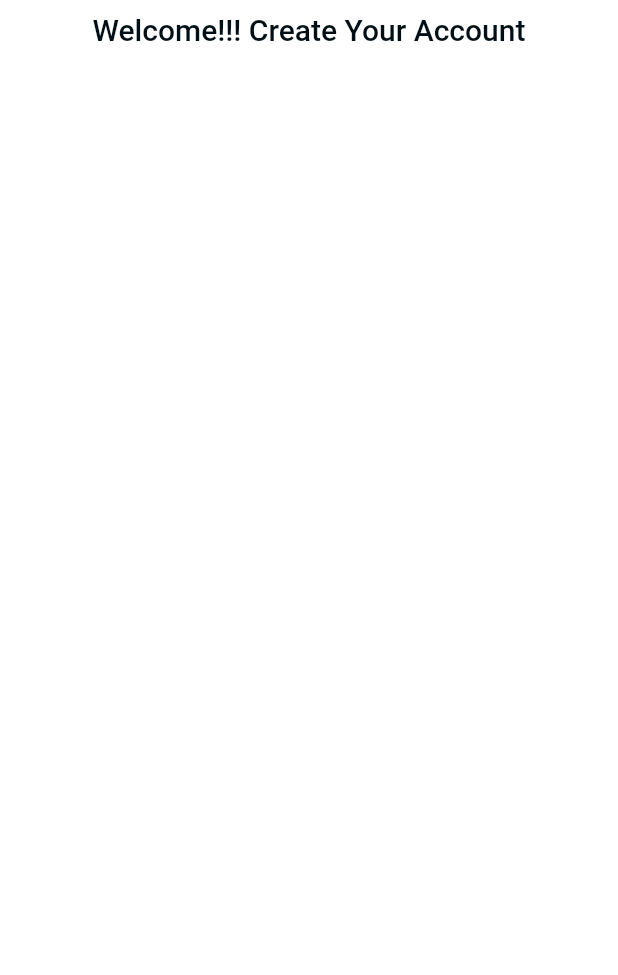
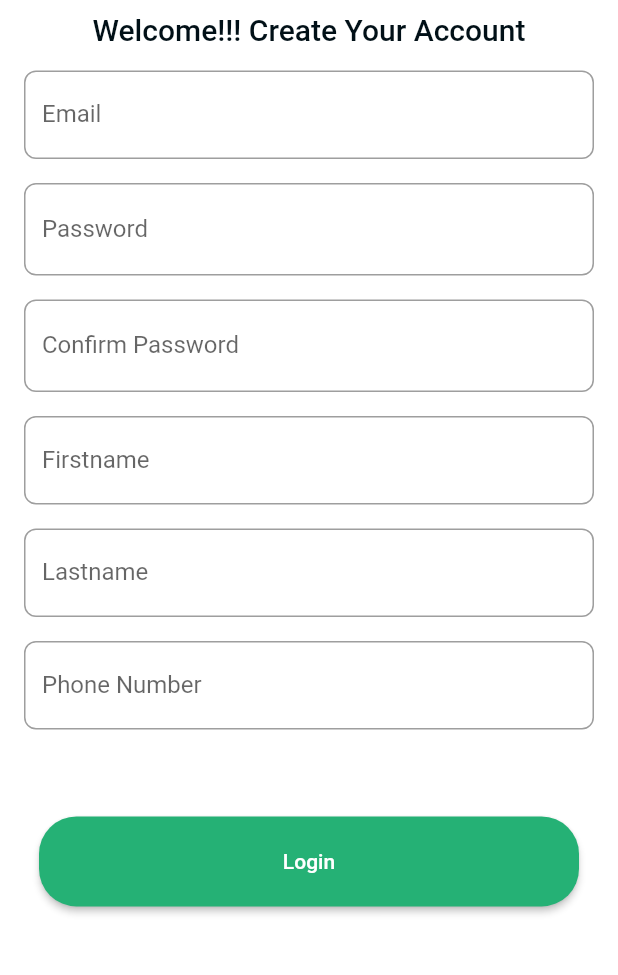
Before and after one commit to ayanfesolution/oxymon_laon_app, a Flutter app: the RegisterPage screen opened directly, on a phone screen of 412 x 824 dp, the part 234-1209 px from its top. Run offline on Flutter 3.47's test engine with Material 2 defaults, Android fonts, the phone set to English and light mode, and no system bars; our stand-ins replace flutter_spinkit, flutter_svg.

Commit message:
complete the register page

```diff
--- a/lib/views/register.dart
+++ b/lib/views/register.dart
@@ -1,5 +1,8 @@
+import 'package:flutter/cupertino.dart';
 import 'package:flutter/material.dart';
 import 'package:oxymon_laon_app/utilities/constants.dart';
+import 'package:oxymon_laon_app/utilities/reusablecustombuttons.dart';
+import 'package:oxymon_laon_app/views/signin.dart';
 
 class RegisterPage extends StatefulWidget {
   const RegisterPage({Key? key}) : super(key: key);
@@ -9,6 +12,7 @@ class RegisterPage extends StatefulWidget {
 }
 
 class _RegisterPageState extends State<RegisterPage> {
+  bool isHidden = true;
   @override
   Widget build(BuildContext context) {
     return Scaffold(
@@ -34,7 +38,121 @@ class _RegisterPageState extends State<RegisterPage> {
           Padding(
             padding: const EdgeInsets.all(8.0),
             child: const Text('Welcome!!! Create Your Account', style: oMainTextBigBoldTextStyle,),
+          ),
+          Padding(
+            padding: const EdgeInsets.only(left: 16, right: 16, top: 8, bottom: 8),
+            child: TextField(
+              decoration: InputDecoration(
+                  border: OutlineInputBorder(
+                    borderRadius: BorderRadius.all(Radius.circular(8)),
+                    borderSide: BorderSide(),
+                  ),
+                  hintText: 'Email',
+                  labelText: 'Email'
+              ),
+            ),
+          ),
+          Padding(
+              padding: const EdgeInsets.only(left: 16, right: 16, top: 8, bottom: 8),
+              child: TextField(
+                obscureText: isHidden,
+                decoration: InputDecoration(
+                    suffix: GestureDetector(
+                        onTap: () async {
+                          setState((){
+                            if (isHidden) {
+                              isHidden = false;
+                            } else {
+                              isHidden = true;
+                            }
+                          });
+                        },
+                        child: Icon((isHidden == false? Icons.remove_red_eye:CupertinoIcons.eye_slash_fill), size: 20,)),
+                    border: const OutlineInputBorder(
+                      borderRadius: BorderRadius.all(Radius.circular(8)),
+                      borderSide: BorderSide(),
+                    ),
+                    hintText: 'Password',
+                    labelText: 'Password'
+                ),
+              ),
+          ),
+          Padding(
+              padding: const EdgeInsets.only(left: 16, right: 16, top: 8, bottom: 8),
+              child: TextField(
+                obscureText: isHidden,
+                decoration: InputDecoration(
+                    suffix: GestureDetector(
+                        onTap: () async {
+                          setState((){
+                            if (isHidden) {
+                              isHidden = false;
+                            } else {
+                              isHidden = true;
+                            }
+                          });
+                        },
+                        child: Icon((isHidden == false? Icons.remove_red_eye:CupertinoIcons.eye_slash_fill), size: 20,)),
+                    border: const OutlineInputBorder(
+                      borderRadius: BorderRadius.all(Radius.circular(8)),
+                      borderSide: BorderSide(),
+                    ),
+                    hintText: 'Confirm Password',
+                    labelText: 'Confirm Password'
+                ),
+              ),
+          ),
+          Padding(
+              padding: const EdgeInsets.only(left: 16, right: 16, top: 8, bottom: 8),
+              child: TextField(
+                decoration: InputDecoration(
+                    border: OutlineInputBorder(
+                      borderRadius: BorderRadius.all(Radius.circular(8)),
+                      borderSide: BorderSide(),
+                    ),
+                    hintText: 'Firstname',
+                    labelText: 'Firstname'
+                ),
+              ),
+          ),
+          Padding(
+              padding: const EdgeInsets.only(left: 16, right: 16, top: 8, bottom: 8),
+              child: TextField(
+                decoration: InputDecoration(
+                    border: OutlineInputBorder(
+                      borderRadius: BorderRadius.all(Radius.circular(8)),
+                      borderSide: BorderSide(),
+                    ),
+                    hintText: 'Lastname',
+                    labelText: 'Lastname'
+                ),
+              ),
+          ),
+          Padding(
+              padding: const EdgeInsets.only(left: 16, right: 16, top: 8, bottom: 8),
+              child: TextField(
+                decoration: InputDecoration(
+                    border: OutlineInputBorder(
+                      borderRadius: BorderRadius.all(Radius.circular(8)),
+                      borderSide: BorderSide(),
+                    ),
+                    hintText: 'Phone Number',
+                    labelText: 'Phone Number'
+                ),
+              ),
+          ),
 
+          const SizedBox(height: 50),
+          Padding(
+            padding: const EdgeInsets.only(left: 26, right: 26),
+            child: OCustomPassingButton(
+                title: 'Login',
+                onPressed: () {
+                  Navigator.pushReplacement(context,
+                      MaterialPageRoute(builder: (context) => const SignInPage()));
+                },
+                size: const Size(double.maxFinite, 60)
+            ),
           ),
         ],
       ),
```
